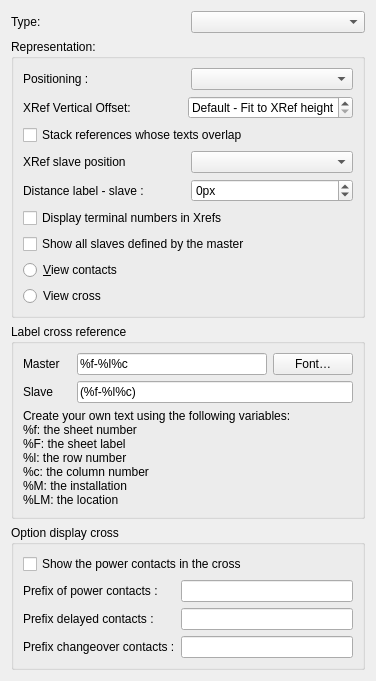
This is sources/ui/xrefpropertieswidget.ui in qelectrotech/qelectrotech-source-mirror as Qt 5 draws it before an edit. The edited form follows.
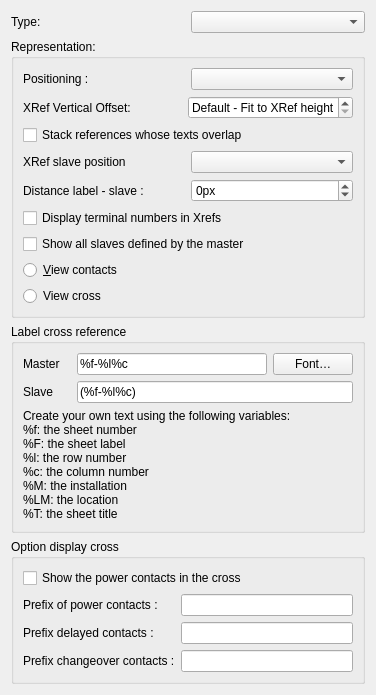
This is the edited form.

Commit message: Add %T, the target folio's title, to report and cross reference formulas

```diff
--- a/sources/ui/xrefpropertieswidget.ui
+++ b/sources/ui/xrefpropertieswidget.ui
@@ -285,7 +285,8 @@
 %l: the row number
 %c: the column number
 %M: the installation
-%LM: the location</string>
+%LM: the location
+%T: the sheet title</string>
           </property>
          </widget>
         </item>
```
The commit also changes 6 other files.
